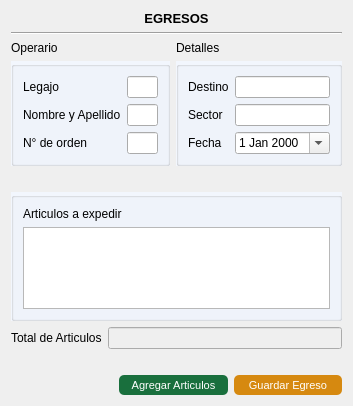
Old version of the form Vistas/gui/egresos/egreso.ui in the repository Lonaris/Corupel.
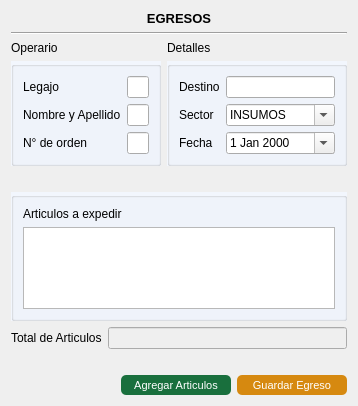
New version of the form. Icons and pictures are not drawn.

Patch:
```diff
--- a/Vistas/gui/egresos/egreso.ui
+++ b/Vistas/gui/egresos/egreso.ui
@@ -57,9 +57,6 @@
           </property>
          </widget>
         </item>
-        <item row="1" column="1">
-         <widget class="QLineEdit" name="egr_sector"/>
-        </item>
         <item row="2" column="0">
          <widget class="QLabel" name="label_fecha">
           <property name="text">
@@ -74,6 +71,28 @@
           </property>
          </widget>
         </item>
+        <item row="1" column="1">
+         <widget class="QComboBox" name="move_sector">
+          <property name="editable">
+           <bool>true</bool>
+          </property>
+          <item>
+           <property name="text">
+            <string>INSUMOS</string>
+           </property>
+          </item>
+          <item>
+           <property name="text">
+            <string>INVERSION</string>
+           </property>
+          </item>
+          <item>
+           <property name="text">
+            <string>REPARACION</string>
+           </property>
+          </item>
+         </widget>
+        </item>
        </layout>
       </widget>
      </item>
```
Left out of the diff: 2 changed lines with no effect on the pictures.
